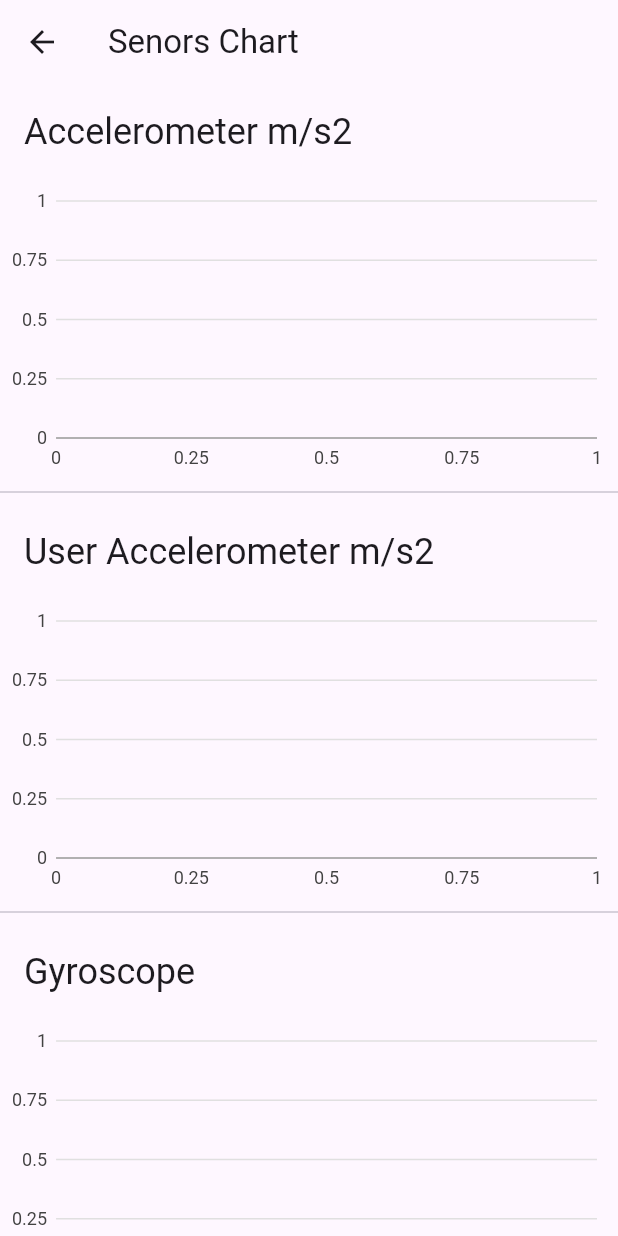
After one commit to fluttered-book/sensors, a Flutter app: the SensorsChartPage screen opened directly, on a phone screen of 412 x 824 dp. The commit adds this screen. Run offline on Flutter 3.47's test engine with Material 3 defaults, Android fonts, the phone set to English and light mode, and no system bars; our stand-ins replace community_charts_flutter, sensors_plus.

Commit message:
sensors_plus readings using chart

```diff
--- /dev/null
+++ b/lib/pages/sensors_chart_page.dart
@@ -0,0 +1,61 @@
+import 'package:flutter/material.dart';
+import 'package:sensors/widgets/header.dart';
+import 'package:sensors/widgets/sensor_chart.dart';
+import 'package:sensors_plus/sensors_plus.dart';
+
+class SensorsChartPage extends StatelessWidget {
+  const SensorsChartPage({super.key});
+
+  @override
+  Widget build(BuildContext context) {
+    return Scaffold(
+      appBar: AppBar(title: Text("Senors Chart")),
+      body: ListView(children: [
+        Header("Accelerometer m/s2"),
+        SizedBox(
+          height: 200,
+          child: SensorStreamChart(
+            key: Key('accelerometer'),
+            stream: accelerometerEventStream()
+                .map((e) => (x: e.x, y: e.y, z: e.z, timestamp: e.timestamp)),
+            maxDataPoints: 50,
+          ),
+        ),
+        Divider(),
+        Header("User Accelerometer m/s2"),
+        SizedBox(
+          height: 200,
+          child: SensorStreamChart(
+            key: Key('user-accelerometer'),
+            stream: userAccelerometerEventStream()
+                .map((e) => (x: e.x, y: e.y, z: e.z, timestamp: e.timestamp)),
+            maxDataPoints: 50,
+          ),
+        ),
+        Divider(),
+        Header("Gyroscope"),
+        SizedBox(
+          height: 200,
+          child: SensorStreamChart(
+            key: Key('gyroscope'),
+            stream: gyroscopeEventStream()
+                .map((e) => (x: e.x, y: e.y, z: e.z, timestamp: e.timestamp)),
+            maxDataPoints: 50,
+          ),
+        ),
+        Divider(),
+        Header('Magnetometer (μT)'),
+        SizedBox(
+          height: 200,
+          child: SensorStreamChart(
+            key: Key('magnetometer'),
+            stream: magnetometerEventStream()
+                .map((e) => (x: e.x, y: e.y, z: e.z, timestamp: e.timestamp)),
+            maxDataPoints: 50,
+          ),
+        ),
+        Divider(),
+      ]),
+    );
+  }
+}
--- a/lib/widgets/app_drawer.dart
+++ b/lib/widgets/app_drawer.dart
@@ -1,4 +1,5 @@
 import 'package:flutter/material.dart';
+import 'package:sensors/pages/sensors_chart_page.dart';
 
 import '../pages/home_page.dart';
 import '../pages/sensors_plus_page.dart';
@@ -8,6 +9,7 @@ import '../pages/sensors_plus_page.dart';
 const menu = {
   'Home': HomePage.new,
   'Sensors Plus': SensorsPlusPage.new,
+  'Sensors Chart': SensorsChartPage.new,
 };
 
 class AppDrawer extends StatelessWidget {
--- /dev/null
+++ b/lib/widgets/sensor_chart.dart
@@ -0,0 +1,75 @@
+import 'dart:async';
+
+import 'package:community_charts_flutter/community_charts_flutter.dart';
+import 'package:flutter/material.dart';
+
+typedef DataPoint = ({double x, double y, double z, DateTime timestamp});
+
+class SensorStreamChart extends StatefulWidget {
+  final Stream<DataPoint> stream;
+  final int maxDataPoints;
+  const SensorStreamChart(
+      {super.key, required this.stream, this.maxDataPoints = 100});
+
+  @override
+  State<SensorStreamChart> createState() => _SensorStreamChartState();
+}
+
+class _SensorStreamChartState extends State<SensorStreamChart> {
+  StreamSubscription<DataPoint>? _subscription;
+  List<DataPoint> _data = [];
+  late int _end;
+
+  @override
+  void initState() {
+    _end = DateTime.now().millisecondsSinceEpoch;
+    _subscription = widget.stream.listen((DataPoint event) {
+      setState(() {
+        if (_data.length >= widget.maxDataPoints) {
+          _data = [
+            ..._data.skip(_data.length % (widget.maxDataPoints - 1)),
+            event
+          ];
+        } else {
+          _data = [..._data, event];
+        }
+        _end = event.timestamp.millisecondsSinceEpoch;
+        print(_data.length);
+      });
+    });
+    super.initState();
+  }
+
+  @override
+  void dispose() {
+    _subscription?.cancel();
+    super.dispose();
+  }
+
+  @override
+  Widget build(BuildContext context) {
+    return LineChart(
+      [
+        Series<DataPoint, int>(
+          id: "${widget.key}-series-x",
+          data: _data,
+          domainFn: (d, _) => (d.timestamp.millisecondsSinceEpoch - _end),
+          measureFn: (d, _) => d.x,
+        ),
+        Series<DataPoint, int>(
+          id: "${widget.key}-series-y",
+          data: _data,
+          domainFn: (d, _) => (d.timestamp.millisecondsSinceEpoch - _end),
+          measureFn: (d, _) => d.y,
+        ),
+        Series<DataPoint, int>(
+          id: "${widget.key}-series-z",
+          data: _data,
+          domainFn: (d, _) => (d.timestamp.millisecondsSinceEpoch - _end),
+          measureFn: (d, _) => d.z,
+        )
+      ],
+      animate: false,
+    );
+  }
+}
--- a/pubspec.yaml
+++ b/pubspec.yaml
@@ -35,6 +35,7 @@ dependencies:
   # Use with the CupertinoIcons class for iOS style icons.
   cupertino_icons: ^1.0.8
   sensors_plus: ^6.1.1
+  community_charts_flutter: ^1.0.4
 
 dev_dependencies:
   flutter_test:
```
Also changed, not shown: lib/pages/sensors_plus_page.dart (+5 -2 lines), pubspec.lock.
